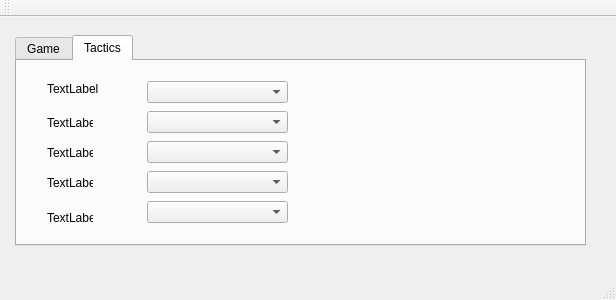
Above: mainwindow.ui from walsh06/grifball before the change. Below: the same form after it.
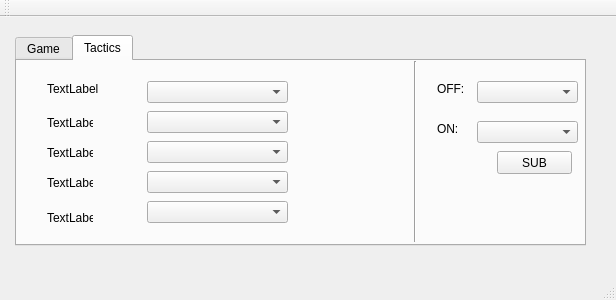
That is the form after the change. Custom widgets are drawn as their Qt base class.

```diff
--- a/mainwindow.ui
+++ b/mainwindow.ui
@@ -244,6 +244,78 @@
          <number>3</number>
         </property>
        </widget>
+       <widget class="Line" name="line">
+        <property name="geometry">
+         <rect>
+          <x>390</x>
+          <y>0</y>
+          <width>16</width>
+          <height>181</height>
+         </rect>
+        </property>
+        <property name="orientation">
+         <enum>Qt::Vertical</enum>
+        </property>
+       </widget>
+       <widget class="QComboBox" name="player_box">
+        <property name="geometry">
+         <rect>
+          <x>460</x>
+          <y>20</y>
+          <width>101</width>
+          <height>22</height>
+         </rect>
+        </property>
+       </widget>
+       <widget class="QComboBox" name="sub_box">
+        <property name="geometry">
+         <rect>
+          <x>460</x>
+          <y>60</y>
+          <width>101</width>
+          <height>22</height>
+         </rect>
+        </property>
+       </widget>
+       <widget class="QPushButton" name="sub_button">
+        <property name="geometry">
+         <rect>
+          <x>480</x>
+          <y>90</y>
+          <width>75</width>
+          <height>23</height>
+         </rect>
+        </property>
+        <property name="text">
+         <string>SUB</string>
+        </property>
+       </widget>
+       <widget class="QLabel" name="label">
+        <property name="geometry">
+         <rect>
+          <x>420</x>
+          <y>20</y>
+          <width>31</width>
+          <height>16</height>
+         </rect>
+        </property>
+        <property name="text">
+         <string>OFF:</string>
+        </property>
+       </widget>
+       <widget class="QLabel" name="label_2">
+        <property name="geometry">
+         <rect>
+          <x>420</x>
+          <y>60</y>
+          <width>21</width>
+          <height>16</height>
+         </rect>
+        </property>
+        <property name="text">
+         <string>ON:</string>
+        </property>
+       </widget>
       </widget>
      </widget>
      <zorder>tabWidget</zorder>
```
Left out of the diff: 2 changed lines with no effect on the pictures.
